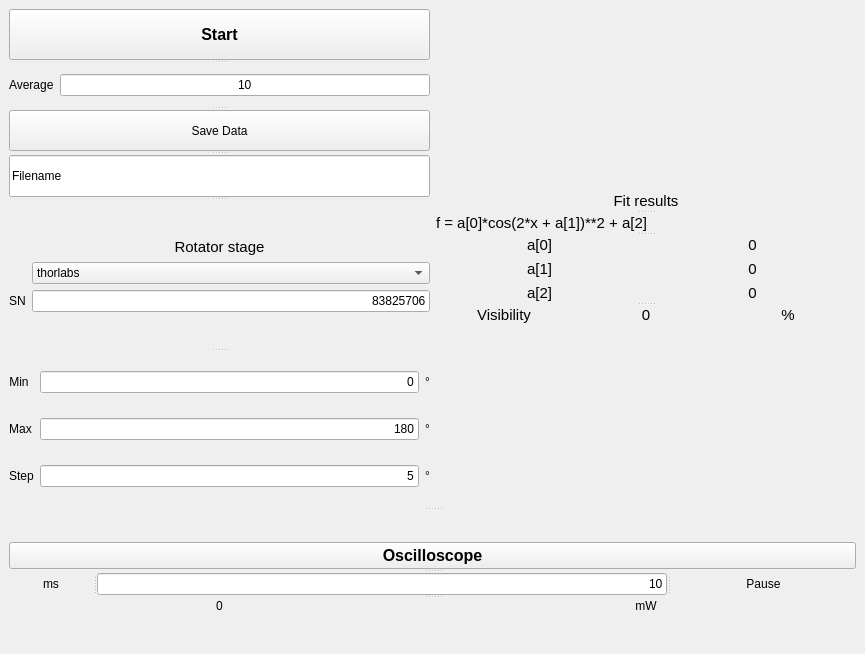
Above: visLCR.ui from qLuxor/pylabtools before the change. Below: the same form after it.
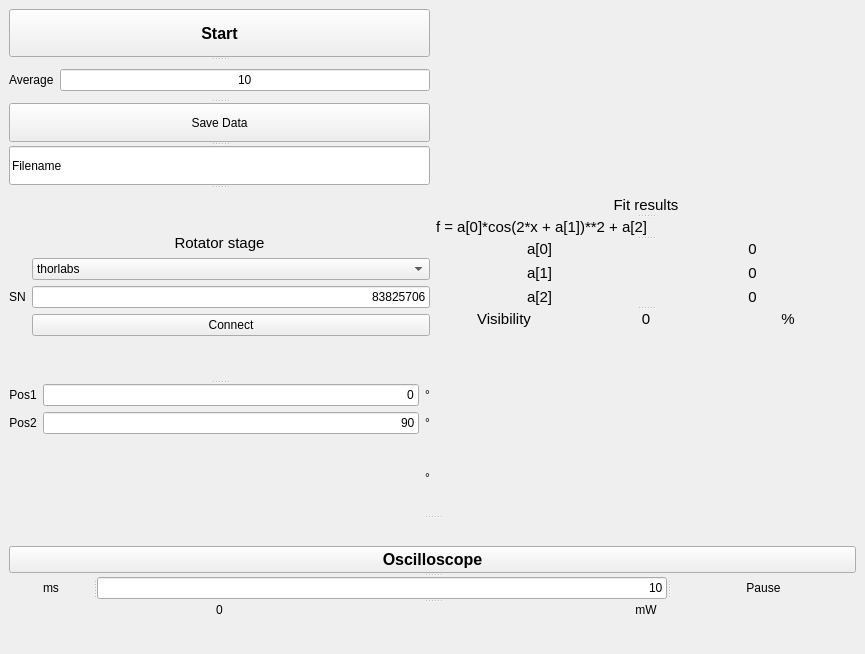
That is the form after the change.

The edit to the form file:
```diff
--- a/visLCR.ui
+++ b/visLCR.ui
@@ -161,6 +161,13 @@
                </property>
               </widget>
              </item>
+             <item row="3" column="1">
+              <widget class="QPushButton" name="btnConnect">
+               <property name="text">
+                <string>Connect</string>
+               </property>
+              </widget>
+             </item>
             </layout>
            </widget>
            <widget class="QWidget" name="layoutWidget">
@@ -177,7 +184,7 @@
                 </sizepolicy>
                </property>
                <property name="text">
-                <string>Max</string>
+                <string>Pos2</string>
                </property>
                <property name="alignment">
                 <set>Qt::AlignCenter</set>
@@ -193,29 +200,13 @@
                 </sizepolicy>
                </property>
                <property name="text">
-                <string>180</string>
+                <string>90</string>
                </property>
                <property name="alignment">
                 <set>Qt::AlignRight|Qt::AlignTrailing|Qt::AlignVCenter</set>
                </property>
               </widget>
              </item>
-             <item row="2" column="0">
-              <widget class="QLabel" name="label_4">
-               <property name="sizePolicy">
-                <sizepolicy hsizetype="Maximum" vsizetype="Preferred">
-                 <horstretch>0</horstretch>
-                 <verstretch>0</verstretch>
-                </sizepolicy>
-               </property>
-               <property name="text">
-                <string>Step</string>
-               </property>
-               <property name="alignment">
-                <set>Qt::AlignCenter</set>
-               </property>
-              </widget>
-             </item>
              <item row="0" column="2">
               <widget class="QLabel" name="label_5">
                <property name="sizePolicy">
@@ -257,29 +248,13 @@
                 </sizepolicy>
                </property>
                <property name="text">
-                <string>Min</string>
+                <string>Pos1</string>
                </property>
                <property name="alignment">
                 <set>Qt::AlignCenter</set>
                </property>
               </widget>
              </item>
-             <item row="2" column="1">
-              <widget class="QLineEdit" name="txtStep">
-               <property name="sizePolicy">
-                <sizepolicy hsizetype="MinimumExpanding" vsizetype="Fixed">
-                 <horstretch>0</horstretch>
-                 <verstretch>0</verstretch>
-                </sizepolicy>
-               </property>
-               <property name="text">
-                <string>5</string>
-               </property>
-               <property name="alignment">
-                <set>Qt::AlignRight|Qt::AlignTrailing|Qt::AlignVCenter</set>
-               </property>
-              </widget>
-             </item>
              <item row="1" column="2">
               <widget class="QLabel" name="label_6">
                <property name="sizePolicy">
```
Left out of the diff: 4 changed lines with no effect on the pictures.
